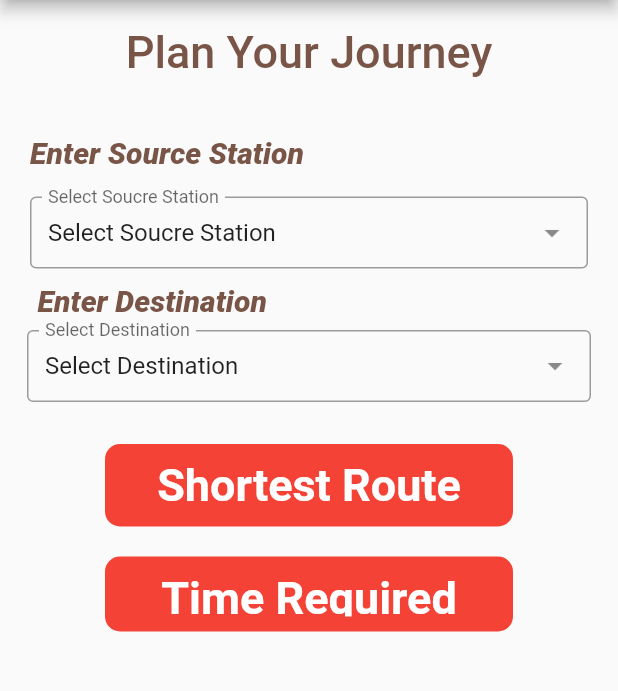
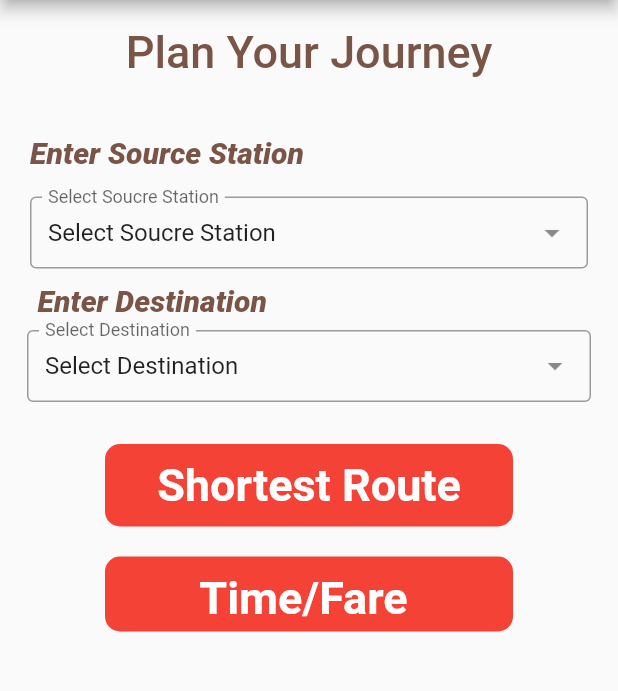
Before and after one commit to harsharora1710/metronavigator, a Flutter app: the screen it shows after launch, after a tap on "Time/Route", on a phone screen of 412 x 824 dp, the part 84-775 px from its top. Run offline on Flutter 3.47's test engine with Material 2 defaults, Android fonts, the phone set to English and light mode, and no system bars; drawn by our look-alikes of dropdown_search; missing offline and left inert: metro_icons.

Commit message:
added fare calculator

```diff
--- a/lib/main.dart
+++ b/lib/main.dart
@@ -17,13 +17,13 @@ class MyApp extends StatelessWidget {
         initialRoute: "/",
         routes: {
         "/first": (context) => MetroMap(),
-      //    "/second": (context) => FareCalc(),
           "/third": (context) => RouteProv(),
-        //  "/fourth": (context) => PathFinder()
+
         },
         title: 'Practicum',
 
     home: Page(),
+
     );
   }
 }
@@ -75,21 +75,22 @@ class _PageState extends State<Page> {
         appBar: AppBar(backgroundColor: Colors.red,
           title: const Center(child: Text('METRO NAVIGATOR',style: TextStyle(fontWeight: FontWeight.bold),)),
         ),
+
         body: Column(
           //     mainAxisAlignment: MainAxisAlignment.spaceBetween,
           crossAxisAlignment: CrossAxisAlignment.center,
           children: [
           const SizedBox(
-            height: 30,
+            height: 20,
           ),
             Container(
-                height:400,
+                height:350,
                 child: const Image(
                   //     height: 1000,
                   image: AssetImage('images/metro3.png',),)),
             //   const MyStatefulWidget(),
             const SizedBox(
-              height: 40,
+              height: 20,
             ),
             GestureDetector( onTap: (){
               Navigator.push(context, CupertinoPageRoute(builder: (context) {
--- a/lib/pathFinder.dart
+++ b/lib/pathFinder.dart
@@ -2,12 +2,13 @@ import 'package:flutter/material.dart';
 import 'package:wer/listspresent.dart';
 import 'route.dart';
 class PathFinder extends StatefulWidget {
-  PathFinder({required this.path,required this.line1,required this.line2,required this.interchange,required this.time});
+  PathFinder({required this.path,required this.line1,required this.line2,required this.interchange,required this.time,required this.sizett});
   var line1;
   var line2;
   var interchange;
   var time;
   var path;
+  var sizett;
 
   @override
   State<PathFinder> createState() => _PathFinderState();
```
Also changed, not shown: lib/findtime.dart (+21 -3 lines), lib/route.dart (+9 -3 lines).
